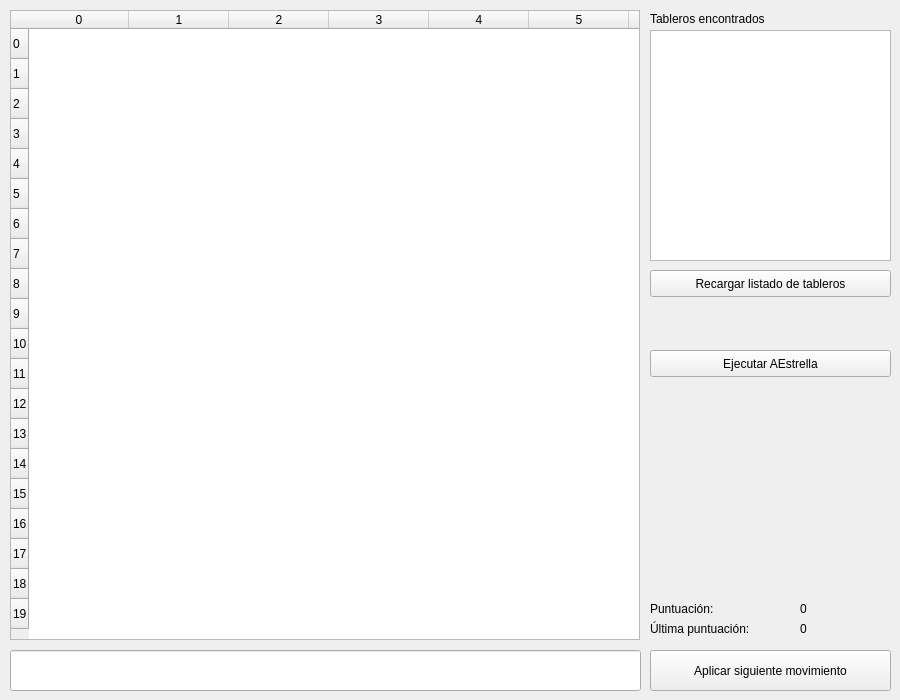
Above: ClickomaniaGUI/mainwindow.ui from cristian64/xxccvv before the change. Below: the same form after it.
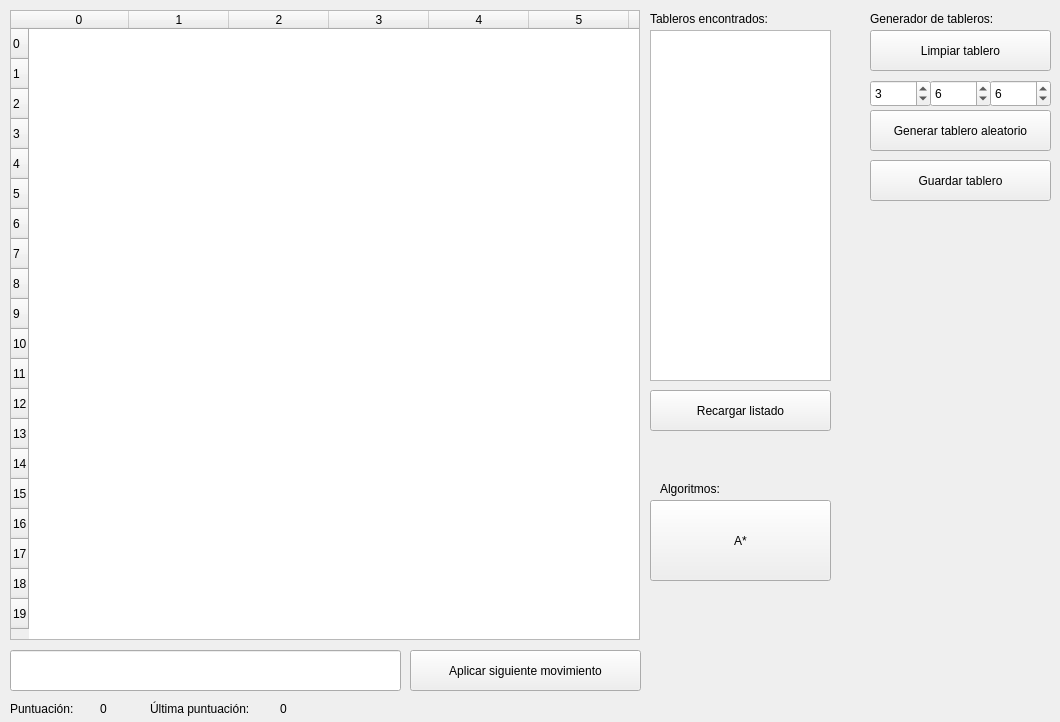
That is the form after the change.

Commit message: Generación automática de tableros con posibilidad de guardado.

```diff
--- a/ClickomaniaGUI/mainwindow.ui
+++ b/ClickomaniaGUI/mainwindow.ui
@@ -6,20 +6,20 @@
    <rect>
     <x>0</x>
     <y>0</y>
-    <width>900</width>
-    <height>700</height>
+    <width>1060</width>
+    <height>722</height>
    </rect>
   </property>
   <property name="minimumSize">
    <size>
-    <width>900</width>
-    <height>700</height>
+    <width>1060</width>
+    <height>722</height>
    </size>
   </property>
   <property name="maximumSize">
    <size>
-    <width>900</width>
-    <height>700</height>
+    <width>1060</width>
+    <height>722</height>
    </size>
   </property>
   <property name="windowTitle">
@@ -259,33 +259,33 @@
      <rect>
       <x>650</x>
       <y>10</y>
-      <width>151</width>
+      <width>181</width>
       <height>17</height>
      </rect>
     </property>
     <property name="text">
-     <string>Tableros encontrados</string>
+     <string>Tableros encontrados:</string>
     </property>
    </widget>
    <widget class="QPushButton" name="pushButton">
     <property name="geometry">
      <rect>
       <x>650</x>
-      <y>270</y>
-      <width>241</width>
-      <height>27</height>
+      <y>390</y>
+      <width>181</width>
+      <height>41</height>
      </rect>
     </property>
     <property name="text">
-     <string>Recargar listado de tableros</string>
+     <string>Recargar listado</string>
     </property>
    </widget>
    <widget class="QLabel" name="label_2">
     <property name="geometry">
      <rect>
-      <x>650</x>
-      <y>600</y>
-      <width>151</width>
+      <x>10</x>
+      <y>700</y>
+      <width>76</width>
       <height>17</height>
      </rect>
     </property>
@@ -296,9 +296,9 @@
    <widget class="QLabel" name="label_3">
     <property name="geometry">
      <rect>
-      <x>650</x>
-      <y>620</y>
-      <width>151</width>
+      <x>150</x>
+      <y>700</y>
+      <width>124</width>
       <height>17</height>
      </rect>
     </property>
@@ -309,12 +309,18 @@
    <widget class="QLabel" name="label_4">
     <property name="geometry">
      <rect>
-      <x>800</x>
-      <y>600</y>
-      <width>62</width>
+      <x>100</x>
+      <y>700</y>
+      <width>50</width>
       <height>17</height>
      </rect>
     </property>
+    <property name="minimumSize">
+     <size>
+      <width>50</width>
+      <height>0</height>
+     </size>
+    </property>
     <property name="text">
      <string>0</string>
     </property>
@@ -322,12 +328,18 @@
    <widget class="QLabel" name="label_5">
     <property name="geometry">
      <rect>
-      <x>800</x>
-      <y>620</y>
-      <width>62</width>
+      <x>280</x>
+      <y>700</y>
+      <width>50</width>
       <height>17</height>
      </rect>
     </property>
+    <property name="minimumSize">
+     <size>
+      <width>50</width>
+      <height>0</height>
+     </size>
+    </property>
     <property name="text">
      <string>0</string>
     </property>
@@ -337,7 +349,7 @@
      <rect>
       <x>10</x>
       <y>650</y>
-      <width>631</width>
+      <width>391</width>
       <height>41</height>
      </rect>
     </property>
@@ -348,9 +360,9 @@
    <widget class="QPushButton" name="pushButton_2">
     <property name="geometry">
      <rect>
-      <x>650</x>
+      <x>410</x>
       <y>650</y>
-      <width>241</width>
+      <width>231</width>
       <height>41</height>
      </rect>
     </property>
@@ -363,8 +375,8 @@
      <rect>
       <x>650</x>
       <y>30</y>
-      <width>241</width>
-      <height>231</height>
+      <width>181</width>
+      <height>351</height>
      </rect>
     </property>
    </widget>
@@ -372,13 +384,144 @@
     <property name="geometry">
      <rect>
       <x>650</x>
-      <y>350</y>
-      <width>241</width>
+      <y>500</y>
+      <width>181</width>
+      <height>81</height>
+     </rect>
+    </property>
+    <property name="text">
+     <string>A*</string>
+    </property>
+   </widget>
+   <widget class="QLabel" name="label_6">
+    <property name="geometry">
+     <rect>
+      <x>660</x>
+      <y>480</y>
+      <width>101</width>
+      <height>17</height>
+     </rect>
+    </property>
+    <property name="text">
+     <string>Algoritmos:</string>
+    </property>
+   </widget>
+   <widget class="QLabel" name="label_7">
+    <property name="geometry">
+     <rect>
+      <x>870</x>
+      <y>10</y>
+      <width>181</width>
+      <height>17</height>
+     </rect>
+    </property>
+    <property name="text">
+     <string>Generador de tableros:</string>
+    </property>
+   </widget>
+   <widget class="QSpinBox" name="spinBox_3">
+    <property name="geometry">
+     <rect>
+      <x>990</x>
+      <y>80</y>
+      <width>61</width>
       <height>27</height>
      </rect>
     </property>
+    <property name="toolTip">
+     <string>Número de columnas</string>
+    </property>
+    <property name="minimum">
+     <number>2</number>
+    </property>
+    <property name="maximum">
+     <number>20</number>
+    </property>
+    <property name="value">
+     <number>6</number>
+    </property>
+   </widget>
+   <widget class="QSpinBox" name="spinBox_2">
+    <property name="geometry">
+     <rect>
+      <x>930</x>
+      <y>80</y>
+      <width>61</width>
+      <height>27</height>
+     </rect>
+    </property>
+    <property name="toolTip">
+     <string>Número de filas</string>
+    </property>
+    <property name="minimum">
+     <number>2</number>
+    </property>
+    <property name="maximum">
+     <number>20</number>
+    </property>
+    <property name="value">
+     <number>6</number>
+    </property>
+   </widget>
+   <widget class="QSpinBox" name="spinBox">
+    <property name="geometry">
+     <rect>
+      <x>870</x>
+      <y>80</y>
+      <width>61</width>
+      <height>27</height>
+     </rect>
+    </property>
+    <property name="toolTip">
+     <string>Número de colores</string>
+    </property>
+    <property name="minimum">
+     <number>2</number>
+    </property>
+    <property name="maximum">
+     <number>10</number>
+    </property>
+    <property name="value">
+     <number>3</number>
+    </property>
+   </widget>
+   <widget class="QPushButton" name="pushButton_7">
+    <property name="geometry">
+     <rect>
+      <x>870</x>
+      <y>110</y>
+      <width>181</width>
+      <height>41</height>
+     </rect>
+    </property>
     <property name="text">
-     <string>Ejecutar AEstrella</string>
+     <string>Generar tablero aleatorio</string>
+    </property>
+   </widget>
+   <widget class="QPushButton" name="pushButton_20">
+    <property name="geometry">
+     <rect>
+      <x>870</x>
+      <y>30</y>
+      <width>181</width>
+      <height>41</height>
+     </rect>
+    </property>
+    <property name="text">
+     <string>Limpiar tablero</string>
+    </property>
+   </widget>
+   <widget class="QPushButton" name="pushButton_21">
+    <property name="geometry">
+     <rect>
+      <x>870</x>
+      <y>160</y>
+      <width>181</width>
+      <height>41</height>
+     </rect>
+    </property>
+    <property name="text">
+     <string>Guardar tablero</string>
     </property>
    </widget>
   </widget>
```
Left out of the diff: 32 changed lines with no effect on the pictures. The commit also changes 4 other files.
